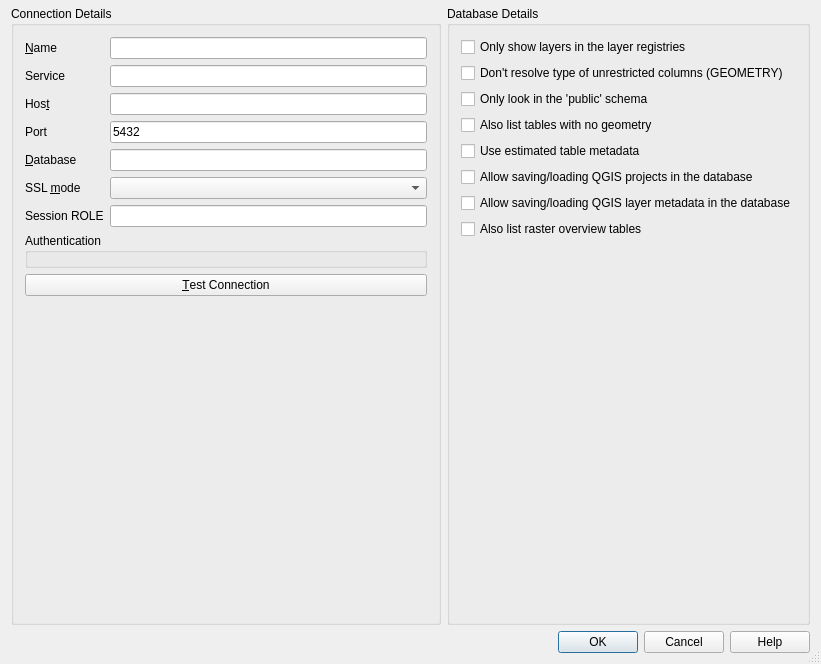
Old version of the form src/ui/qgspgnewconnectionbase.ui in the repository qgis/QGIS.
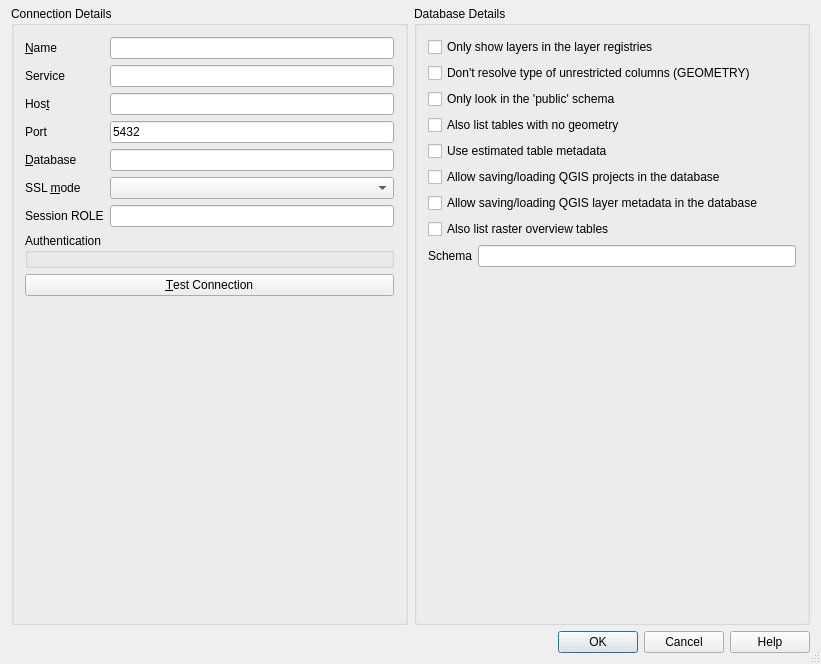
New version of the form. Custom widgets are drawn as their Qt base class.

Commit message:
[postgres] Add connection setting for restricting schema
Like the equivalent Oracle provider setting, this allows users
to specify a single schema to limit a Postgres connection to.

When set, only tables from the matching schema will be included
in the browser panel and data source select for the connection.

This can be used to limit the database work required to populate
tables for a connection pointing to a large database store.

Sponsored by Regiodata

Patch:
```diff
--- a/src/ui/qgspgnewconnectionbase.ui
+++ b/src/ui/qgspgnewconnectionbase.ui
@@ -25,7 +25,7 @@
   <property name="modal">
    <bool>true</bool>
   </property>
-  <layout class="QGridLayout" name="gridLayout_3">
+  <layout class="QGridLayout" name="gridLayout_3" columnstretch="1,1">
    <property name="topMargin">
     <number>0</number>
    </property>
@@ -192,17 +192,58 @@
       <string>Database Details</string>
      </property>
      <layout class="QGridLayout" name="gridLayout_4">
-      <item row="0" column="0">
-       <widget class="QCheckBox" name="cb_geometryColumnsOnly">
+      <item row="9" column="1">
+       <spacer name="verticalSpacer_2">
+        <property name="orientation">
+         <enum>Qt::Vertical</enum>
+        </property>
+        <property name="sizeHint" stdset="0">
+         <size>
+          <width>20</width>
+          <height>40</height>
+         </size>
+        </property>
+       </spacer>
+      </item>
+      <item row="8" column="0">
+       <widget class="QLabel" name="TextLabel3_5">
+        <property name="text">
+         <string>Schema</string>
+        </property>
+       </widget>
+      </item>
+      <item row="8" column="1">
+       <widget class="QgsFilterLineEdit" name="txtSchema">
         <property name="toolTip">
          <string>Restricts the displayed tables to those that are found in the layer registries (geometry_columns, geography_columns, topology.layer). This can speed up the initial display of spatial tables.</string>
         </property>
+        <property name="echoMode">
+         <enum>QLineEdit::Normal</enum>
+        </property>
+       </widget>
+      </item>
+      <item row="7" column="0" colspan="2">
+       <widget class="QCheckBox" name="cb_allowRasterOverviewTables">
         <property name="text">
-         <string>Only show layers in the layer registries</string>
+         <string>Also list raster overview tables</string>
         </property>
        </widget>
       </item>
-      <item row="4" column="0">
+      <item row="6" column="0" colspan="2">
+       <widget class="QCheckBox" name="cb_metadataInDatabase">
+        <property name="text">
+         <string>Allow saving/loading QGIS layer metadata in the database</string>
+        </property>
+       </widget>
+      </item>
+      <item row="5" column="0" colspan="2">
+       <widget class="QCheckBox" name="cb_projectsInDatabase">
+        <property name="text">
+         <string>Allow saving/loading QGIS projects in the database</string>
+        </property>
+       </widget>
+      </item>
+      <item row="4" column="0" colspan="2">
        <widget class="QCheckBox" name="cb_useEstimatedMetadata">
         <property name="toolTip">
          <string>&lt;html&gt;
@@ -221,14 +262,17 @@
         </property>
        </widget>
       </item>
-      <item row="7" column="0">
-       <widget class="QCheckBox" name="cb_allowRasterOverviewTables">
+      <item row="3" column="0" colspan="2">
+       <widget class="QCheckBox" name="cb_allowGeometrylessTables">
         <property name="text">
-         <string>Also list raster overview tables</string>
+         <string>Also list tables with no geometry</string>
+        </property>
+        <property name="checked">
+         <bool>false</bool>
         </property>
        </widget>
       </item>
-      <item row="2" column="0">
+      <item row="2" column="0" colspan="2">
        <widget class="QCheckBox" name="cb_publicSchemaOnly">
         <property name="toolTip">
          <string>When searching for spatial tables that are not in the geometry_columns tables, restrict the search to tables that are in the public schema (for some databases this can save lots of time)</string>
@@ -238,50 +282,23 @@
         </property>
        </widget>
       </item>
-      <item row="1" column="0">
+      <item row="1" column="0" colspan="2">
        <widget class="QCheckBox" name="cb_dontResolveType">
         <property name="text">
          <string>Don't resolve type of unrestricted columns (GEOMETRY)</string>
         </property>
        </widget>
       </item>
-      <item row="5" column="0">
-       <widget class="QCheckBox" name="cb_projectsInDatabase">
-        <property name="text">
-         <string>Allow saving/loading QGIS projects in the database</string>
+      <item row="0" column="0" colspan="2">
+       <widget class="QCheckBox" name="cb_geometryColumnsOnly">
+        <property name="toolTip">
+         <string>Restricts the displayed tables to those that are found in the layer registries (geometry_columns, geography_columns, topology.layer). This can speed up the initial display of spatial tables.</string>
         </property>
-       </widget>
-      </item>
-      <item row="6" column="0">
-       <widget class="QCheckBox" name="cb_metadataInDatabase">
         <property name="text">
-         <string>Allow saving/loading QGIS layer metadata in the database</string>
+         <string>Only show layers in the layer registries</string>
         </property>
        </widget>
       </item>
-      <item row="3" column="0">
-       <widget class="QCheckBox" name="cb_allowGeometrylessTables">
-        <property name="text">
-         <string>Also list tables with no geometry</string>
-        </property>
-        <property name="checked">
-         <bool>false</bool>
-        </property>
-       </widget>
-      </item>
-      <item row="8" column="0">
-       <spacer name="verticalSpacer_2">
-        <property name="orientation">
-         <enum>Qt::Vertical</enum>
-        </property>
-        <property name="sizeHint" stdset="0">
-         <size>
-          <width>20</width>
-          <height>40</height>
-         </size>
-        </property>
-       </spacer>
-      </item>
      </layout>
     </widget>
    </item>
@@ -311,6 +328,11 @@
    <header>qgsauthsettingswidget.h</header>
    <container>1</container>
   </customwidget>
+  <customwidget>
+   <class>QgsFilterLineEdit</class>
+   <extends>QLineEdit</extends>
+   <header>qgsfilterlineedit.h</header>
+  </customwidget>
  </customwidgets>
  <tabstops>
   <tabstop>txtName</tabstop>
```
Left out of the diff: 2 changed lines with no effect on the pictures. The commit also changes 9 other files.
